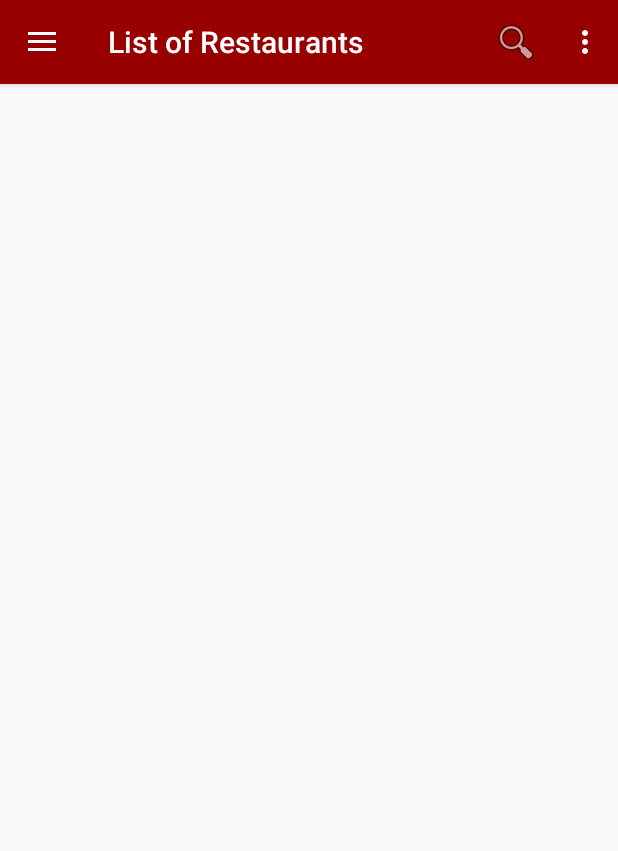
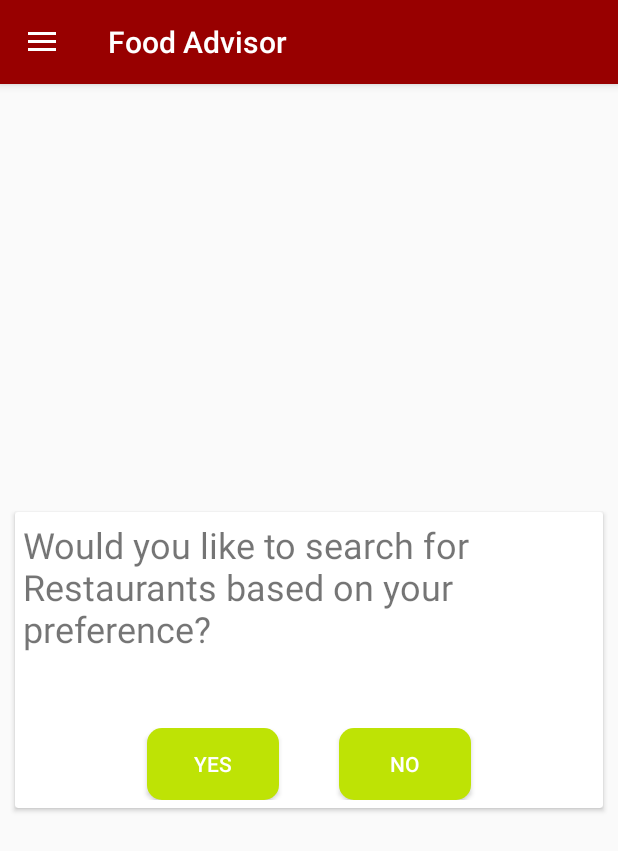
Before and after one commit to BarkaBoss/FoodVisor, an Android app: the MainActivity screen opened directly, with no data from a screen before it, on a phone screen of 412 x 824 dp. Shown: the top 851 px of the screen. Run offline under Robolectric (Android 15) with nearby library versions, the phone set to English and light mode, and no system bars; our stand-ins replace Firebase (no records; nobody signed in at launch, a user with empty details on screens opened directly).

Commit message:
Fixed dietary questions

```diff
--- /dev/null
+++ b/app/src/main/java/xyz/nokt/btf/foodadvisor/BlankFragment.java
@@ -0,0 +1,331 @@
+package xyz.nokt.btf.foodadvisor;
+
+import android.app.AlertDialog;
+import android.content.Context;
+import android.net.Uri;
+import android.os.Bundle;
+import android.support.v4.app.Fragment;
+import android.util.Log;
+import android.view.LayoutInflater;
+import android.view.View;
+import android.view.ViewGroup;
+import android.widget.Button;
+import android.widget.LinearLayout;
+import android.widget.TextView;
+
+
+public class BlankFragment extends Fragment {
+
+    private OnFragmentInteractionListener mListener;
+    Bundle bundle =  new Bundle();
+    public BlankFragment() {
+        // Required empty public constructor
+    }
+    TextView tvMessage;
+    Button btnYes, btnNo, btnNorthern, btnYoruba, btnIgbo, btnVegan, btnHalal, btnGluten, btnDiab,
+            btnChinese, btnIndian, btnLebanese, btnContinental;
+    LinearLayout linearLayout, lineMain, lineDiet, linefore;
+
+    @Override
+    public void onCreate(Bundle savedInstanceState) {
+        super.onCreate(savedInstanceState);
+        if (getArguments() != null) {
+        }
+    }
+
+    @Override
+    public View onCreateView(LayoutInflater inflater, ViewGroup container,
+                             Bundle savedInstanceState) {
+        // Inflate the layout for this fragment
+        //loadDialog();
+        View rootView = inflater.inflate(R.layout.fragment_blank, container, false);
+
+        tvMessage = rootView.findViewById(R.id.tvDiagMessage);
+        btnYes = rootView.findViewById(R.id.btnYes);
+        btnNo = rootView.findViewById(R.id.btnNo);
+
+        btnNorthern = rootView.findViewById(R.id.arewa);
+        btnYoruba = rootView.findViewById(R.id.yoruba);
+        btnIgbo = rootView.findViewById(R.id.igbo);
+
+        btnVegan = rootView.findViewById(R.id.vegan);
+        btnHalal = rootView.findViewById(R.id.halal);
+        btnGluten = rootView.findViewById(R.id.gluten);
+        btnDiab = rootView.findViewById(R.id.diabetes);
+
+        btnChinese = rootView.findViewById(R.id.chinese);
+        btnIndian = rootView.findViewById(R.id.indian);
+        btnLebanese = rootView.findViewById(R.id.lebanese);
+        btnContinental = rootView.findViewById(R.id.continental);
+
+        linearLayout = rootView.findViewById(R.id.local);
+        lineMain = rootView.findViewById(R.id.linMain);
+        lineDiet = rootView.findViewById(R.id.linediet);
+        linefore = rootView.findViewById(R.id.lineforeign);
+
+        if (lineMain.getVisibility() == View.GONE) {
+            linearLayout.setVisibility(View.GONE);
+            lineMain.setVisibility(View.VISIBLE);
+            lineDiet.setVisibility(View.GONE);
+            linefore.setVisibility(View.GONE);
+            getActivity().setTitle("Food.Advisor");
+            Log.i("Resumed", "Resumes");
+        }
+        Log.i("Resumed", "Resumes");
+
+
+        //getActivity().setTitle("Welcome to Food Advisor");
+        tvMessage.setText("Would you like to search for Restaurants based on your preference?");
+        btnYes.setOnClickListener(new View.OnClickListener() {
+            @Override
+            public void onClick(View view) {
+                loadDietDialog();
+            }
+        });
+
+        btnNo.setOnClickListener(new View.OnClickListener() {
+            @Override
+            public void onClick(View view) {
+                android.support.v4.app.FragmentManager fragmentManager = getActivity().getSupportFragmentManager();
+                android.support.v4.app.FragmentTransaction ft = fragmentManager.beginTransaction();
+                ViewRestaurants viewRestaurants = new ViewRestaurants();
+                ft.replace(R.id.frag_main, viewRestaurants).addToBackStack(null)
+                        .commit();
+            }
+        });
+
+        if(linearLayout.getVisibility() != View.GONE || linearLayout.getVisibility() != View.INVISIBLE)
+        {
+            btnNorthern.setOnClickListener(new View.OnClickListener() {
+                @Override
+                public void onClick(View view) {
+                    bundle.putString("localForeign", "northern");
+                    android.support.v4.app.FragmentManager fragmentManager = getActivity().getSupportFragmentManager();
+                    android.support.v4.app.FragmentTransaction ft = fragmentManager.beginTransaction();
+                    AutoRecommendedRestaurant autoRec = new AutoRecommendedRestaurant();
+                    autoRec.setArguments(bundle);
+                    ft.replace(R.id.frag_main, autoRec).addToBackStack(null)
+                            .commit();
+                }
+            });
+
+            btnYoruba.setOnClickListener(new View.OnClickListener() {
+                @Override
+                public void onClick(View view) {
+                    bundle.putString("localForeign", "yoruba");
+                    android.support.v4.app.FragmentManager fragmentManager = getActivity().getSupportFragmentManager();
+                    android.support.v4.app.FragmentTransaction ft = fragmentManager.beginTransaction();
+                    AutoRecommendedRestaurant autoRec = new AutoRecommendedRestaurant();
+                    autoRec.setArguments(bundle);
+                    ft.replace(R.id.frag_main, autoRec).addToBackStack(null)
+                            .commit();
+                }
+            });
+
+            btnIgbo.setOnClickListener(new View.OnClickListener() {
+                @Override
+                public void onClick(View view) {
+                    bundle.putString("localForeign", "igbo");
+                    android.support.v4.app.FragmentManager fragmentManager = getActivity().getSupportFragmentManager();
+                    android.support.v4.app.FragmentTransaction ft = fragmentManager.beginTransaction();
+                    AutoRecommendedRestaurant autoRec = new AutoRecommendedRestaurant();
+                    autoRec.setArguments(bundle);
+                    ft.replace(R.id.frag_main, autoRec).addToBackStack(null)
+                            .commit();
+                }
+            });
+        }
+
+        if(lineDiet.getVisibility() != View.GONE || lineDiet.getVisibility() != View.INVISIBLE)
+        {
+            btnVegan.setOnClickListener(new View.OnClickListener() {
+                @Override
+                public void onClick(View view) {
+                    bundle.putString("localForeign", "vegan");
+                    android.support.v4.app.FragmentManager fragmentManager = getActivity().getSupportFragmentManager();
+                    android.support.v4.app.FragmentTransaction ft = fragmentManager.beginTransaction();
+                    AutoRecommendedRestaurant autoRec = new AutoRecommendedRestaurant();
+                    autoRec.setArguments(bundle);
+                    ft.replace(R.id.frag_main, autoRec).addToBackStack(null)
+                            .commit();
+                }
+            });
+            btnGluten.setOnClickListener(new View.OnClickListener() {
+                @Override
+                public void onClick(View view) {
+                    bundle.putString("localForeign", "gluten");
+                    android.support.v4.app.FragmentManager fragmentManager = getActivity().getSupportFragmentManager();
+                    android.support.v4.app.FragmentTransaction ft = fragmentManager.beginTransaction();
+                    AutoRecommendedRestaurant autoRec = new AutoRecommendedRestaurant();
+                    autoRec.setArguments(bundle);
+                    ft.replace(R.id.frag_main, autoRec).addToBackStack(null)
+                            .commit();
+                }
+            });
+            btnHalal.setOnClickListener(new View.OnClickListener() {
+                @Override
+                public void onClick(View view) {
+                    bundle.putString("localForeign", "halal");
+                    android.support.v4.app.FragmentManager fragmentManager = getActivity().getSupportFragmentManager();
+                    android.support.v4.app.FragmentTransaction ft = fragmentManager.beginTransaction();
+                    AutoRecommendedRestaurant autoRec = new AutoRecommendedRestaurant();
+                    autoRec.setArguments(bundle);
+                    ft.replace(R.id.frag_main, autoRec).addToBackStack(null)
+                            .commit();
+                }
+            });
+            btnDiab.setOnClickListener(new View.OnClickListener() {
+                @Override
+                public void onClick(View view) {
+                    bundle.putString("localForeign", "diabetes");
+                    android.support.v4.app.FragmentManager fragmentManager = getActivity().getSupportFragmentManager();
+                    android.support.v4.app.FragmentTransaction ft = fragmentManager.beginTransaction();
+                    AutoRecommendedRestaurant autoRec = new AutoRecommendedRestaurant();
+                    autoRec.setArguments(bundle);
+                    ft.replace(R.id.frag_main, autoRec).addToBackStack(null)
+                            .commit();
+                }
+            });
+        }
+        if(linefore.getVisibility() != View.GONE || linefore.getVisibility() != View.INVISIBLE)
+        {
+            btnChinese.setOnClickListener(new View.OnClickListener() {
+                @Override
+                public void onClick(View view) {
+                    bundle.putString("localForeign", "chinese");
+                    android.support.v4.app.FragmentManager fragmentManager = getActivity().getSupportFragmentManager();
+                    android.support.v4.app.FragmentTransaction ft = fragmentManager.beginTransaction();
+                    AutoRecommendedRestaurant autoRec = new AutoRecommendedRestaurant();
+                    autoRec.setArguments(bundle);
+                    ft.replace(R.id.frag_main, autoRec).addToBackStack(null)
+                            .commit();
+                }
+            });
+            btnLebanese.setOnClickListener(new View.OnClickListener() {
+                @Override
+                public void onClick(View view) {
+                    bundle.putString("localForeign", "lebanese");
+                    android.support.v4.app.FragmentManager fragmentManager = getActivity().getSupportFragmentManager();
+                    android.support.v4.app.FragmentTransaction ft = fragmentManager.beginTransaction();
+                    AutoRecommendedRestaurant autoRec = new AutoRecommendedRestaurant();
+                    autoRec.setArguments(bundle);
+                    ft.replace(R.id.frag_main, autoRec).addToBackStack(null)
+                            .commit();
+                }
+            });
+            btnContinental.setOnClickListener(new View.OnClickListener() {
+                @Override
+                public void onClick(View view) {
+                    bundle.putString("localForeign", "continental");
+                    android.support.v4.app.FragmentManager fragmentManager = getActivity().getSupportFragmentManager();
+                    android.support.v4.app.FragmentTransaction ft = fragmentManager.beginTransaction();
+                    AutoRecommendedRestaurant autoRec = new AutoRecommendedRestaurant();
+                    autoRec.setArguments(bundle);
+                    ft.replace(R.id.frag_main, autoRec).addToBackStack(null)
+                            .commit();
+                }
+            });
+            btnIndian.setOnClickListener(new View.OnClickListener() {
+                @Override
+                public void onClick(View view) {
+                    bundle.putString("localForeign", "indian");
+                    android.support.v4.app.FragmentManager fragmentManager = getActivity().getSupportFragmentManager();
+                    android.support.v4.app.FragmentTransaction ft = fragmentManager.beginTransaction();
+                    AutoRecommendedRestaurant autoRec = new AutoRecommendedRestaurant();
+                    autoRec.setArguments(bundle);
+                    ft.replace(R.id.frag_main, autoRec).addToBackStack(null)
+                            .commit();
+                }
+            });
+        }
+        return rootView;
+    }
+
+    public void loadDietDialog()
+    {
+
+        tvMessage.setText("Search for Restaurants based on Dietary Restrictions?");
+        btnYes.setOnClickListener(new View.OnClickListener() {
+            @Override
+            public void onClick(View view) {
+                lineMain.setVisibility(View.GONE);
+                lineDiet.setVisibility(View.VISIBLE);
+                }
+        });
+
+        btnNo.setOnClickListener(new View.OnClickListener() {
+            @Override
+            public void onClick(View view) {
+                loadLocalForeign();
+            }
+        });
+    }
+
+    public void loadLocalForeign()
+    {
+
+        btnYes.setText("Foreign");
+        btnNo.setText("Local");
+
+        tvMessage.setText("Do you want to eat at a Foreign or local Restaurant?");
+
+        btnYes.setOnClickListener(new View.OnClickListener() {
+            @Override
+            public void onClick(View view) {
+                lineMain.setVisibility(View.GONE);
+                linefore.setVisibility(View.VISIBLE);
+            }
+        });
+
+        btnNo.setOnClickListener(new View.OnClickListener() {
+            @Override
+            public void onClick(View view) {
+                lineMain.setVisibility(View.GONE);
+                linearLayout.setVisibility(View.VISIBLE);
+            }
+        });
+    }
+
+    // TODO: Rename method, update argument and hook method into UI event
+    public void onButtonPressed(Uri uri) {
+        if (mListener != null) {
+            mListener.onFragmentInteraction(uri);
+        }
+    }
+
+    @Override
+    public void onAttach(Context context) {
+        super.onAttach(context);
+        if (context instanceof OnFragmentInteractionListener) {
+            mListener = (OnFragmentInteractionListener) context;
+        } else {
+            throw new RuntimeException(context.toString()
+                    + " must implement OnFragmentInteractionListener");
+        }
+    }
+
+    @Override
+    public void onResume() {
+        super.onResume();
+
+        getActivity().setTitle("Food Advisor");
+        if (lineMain.getVisibility() == View.GONE) {
+            linearLayout.setVisibility(View.GONE);
+            lineMain.setVisibility(View.VISIBLE);
+            lineDiet.setVisibility(View.GONE);
+            linefore.setVisibility(View.GONE);
+        }
+    }
+
+    @Override
+    public void onDetach() {
+        super.onDetach();
+        mListener = null;
+    }
+
+
+    public interface OnFragmentInteractionListener {
+        // TODO: Update argument type and name
+        void onFragmentInteraction(Uri uri);
+    }
+}
--- a/app/src/main/java/xyz/nokt/btf/foodadvisor/MainActivity.java
+++ b/app/src/main/java/xyz/nokt/btf/foodadvisor/MainActivity.java
@@ -23,7 +23,7 @@ import java.util.ArrayList;
 import java.util.List;
 
 public class MainActivity extends AppCompatActivity
-        implements NavigationView.OnNavigationItemSelectedListener, ViewRestaurants.OnFragmentInteractionListener, Settings.OnFragmentInteractionListener{
+        implements NavigationView.OnNavigationItemSelectedListener, ViewRestaurants.OnFragmentInteractionListener, BlankFragment.OnFragmentInteractionListener, Settings.OnFragmentInteractionListener{
 
     List<RestaurantObj> restaurantObjs;
     private RestaurantListAdapter restaurantListAdapter;
@@ -46,7 +46,8 @@ public class MainActivity extends AppCompatActivity
             }
         });*/
         ft = getSupportFragmentManager().beginTransaction();
-        ft.replace(R.id.frag_main, new ViewRestaurants());
+        ft.replace(R.id.frag_main, new BlankFragment());
+        //ft.addToBackStack(null);
         ft.commit();
 
         DrawerLayout drawer = (DrawerLayout) findViewById(R.id.drawer_layout);
@@ -67,6 +68,19 @@ public class MainActivity extends AppCompatActivity
         } else {
             super.onBackPressed();
         }
+
+        /*if(getFragmentManager().getBackStackEntryCount() >1)
+        {
+            getFragmentManager().popBackStack();
+        }
+        else
+        {
+            super.onBackPressed();
+        }*/
+        ft = getSupportFragmentManager().beginTransaction();
+        ft.replace(R.id.frag_main, new BlankFragment());
+        //ft.addToBackStack(null);
+        ft.commit();
     }
 
     @Override
--- a/app/src/main/java/xyz/nokt/btf/foodadvisor/ViewRestaurants.java
+++ b/app/src/main/java/xyz/nokt/btf/foodadvisor/ViewRestaurants.java
@@ -87,7 +87,7 @@ public class ViewRestaurants extends Fragment implements SearchView.OnQueryTextL
         // we then load the restaurants via the loadRests() method
         loadRests();
         setHasOptionsMenu(true);
-        loadDialog();
+        //loadDialog();
         return rootView;
     }
 
--- a/app/src/main/res/layout/dialog_nav.xml
+++ b/app/src/main/res/layout/dialog_nav.xml
@@ -3,17 +3,20 @@
     xmlns:android="http://schemas.android.com/apk/res/android" android:layout_width="match_parent"
     android:gravity="center"
     android:orientation="vertical"
+    android:layout_gravity="center_horizontal"
     android:layout_height="match_parent">
 
     <android.support.v7.widget.CardView
         android:layout_width="match_parent"
         android:layout_height="wrap_content"
+        android:layout_gravity="center_vertical"
         android:layout_margin="10dp">
 
         <LinearLayout
             android:layout_width="match_parent"
             android:layout_height="wrap_content"
             android:padding="5dp"
+            android:gravity="center_horizontal"
             android:orientation="vertical">
 
             <TextView
@@ -47,5 +50,4 @@
             </LinearLayout>
         </LinearLayout>
     </android.support.v7.widget.CardView>
-
 </LinearLayout>
--- /dev/null
+++ b/app/src/main/res/layout/fragment_blank.xml
@@ -0,0 +1,169 @@
+<?xml version="1.0" encoding="utf-8"?>
+<LinearLayout
+    xmlns:android="http://schemas.android.com/apk/res/android" android:layout_width="match_parent"
+    android:gravity="center"
+    android:orientation="vertical"
+    android:layout_gravity="center_horizontal"
+    android:layout_height="match_parent">
+
+    <android.support.v7.widget.CardView
+        android:layout_width="match_parent"
+        android:layout_height="wrap_content"
+        android:layout_gravity="center_vertical"
+        android:layout_margin="10dp">
+
+        <LinearLayout
+            android:layout_width="match_parent"
+            android:layout_height="wrap_content"
+            android:padding="5dp"
+            android:gravity="center_horizontal"
+            android:orientation="vertical">
+
+            <TextView
+                android:id="@+id/tvDiagMessage"
+                android:layout_width="match_parent"
+                android:layout_height="wrap_content"
+                android:textSize="24sp"
+                android:hint="M"/>
+            <LinearLayout
+                android:id="@+id/linMain"
+                android:layout_marginTop="50dp"
+                android:orientation="horizontal"
+                android:gravity="center_horizontal"
+                android:layout_width="match_parent"
+                android:layout_height="wrap_content">
+                <Button
+                    android:id="@+id/btnYes"
+                    android:layout_width="wrap_content"
+                    android:layout_height="wrap_content"
+                    android:textColor="#FFF"
+                    android:layout_marginRight="20dp"
+                    android:text="Yes"
+                    android:background="@drawable/roundedgebutton"/>
+                <Button
+                    android:id="@+id/btnNo"
+                    android:layout_width="wrap_content"
+                    android:layout_height="wrap_content"
+                    android:layout_marginLeft="20dp"
+                    android:textColor="#FFF"
+                    android:text="No"
+                    android:background="@drawable/roundedgebutton"/>
+            </LinearLayout>
+            <LinearLayout
+                android:visibility="gone"
+                android:id="@+id/local"
+                android:layout_marginTop="50dp"
+                android:orientation="vertical"
+                android:gravity="center_horizontal"
+                android:layout_width="match_parent"
+                android:layout_height="wrap_content">
+                <Button
+                    android:id="@+id/arewa"
+                    android:layout_margin="10dp"
+                    android:layout_width="wrap_content"
+                    android:layout_height="wrap_content"
+                    android:textColor="#FFF"
+                    android:text="Northern"
+                    android:background="@drawable/roundedgebutton"/>
+                <Button
+                    android:id="@+id/yoruba"
+                    android:layout_margin="10dp"
+                    android:layout_width="wrap_content"
+                    android:layout_height="wrap_content"
+                    android:textColor="#FFF"
+                    android:text="Yoruba"
+                    android:background="@drawable/roundedgebutton"/>
+                <Button
+                    android:id="@+id/igbo"
+                    android:layout_margin="10dp"
+                    android:layout_width="wrap_content"
+                    android:layout_height="wrap_content"
+                    android:textColor="#FFF"
+                    android:text="Igbo"
+                    android:background="@drawable/roundedgebutton"/>
+            </LinearLayout>
+            <LinearLayout
+                android:visibility="gone"
+                android:id="@+id/linediet"
+                android:layout_marginTop="50dp"
+                android:orientation="vertical"
+                android:gravity="center_horizontal"
+                android:layout_width="match_parent"
+                android:layout_height="wrap_content">
+                <Button
+                    android:id="@+id/vegan"
+                    android:layout_margin="10dp"
+                    android:layout_width="wrap_content"
+                    android:layout_height="wrap_content"
+                    android:textColor="#FFF"
+                    android:text="Vegan"
+                    android:background="@drawable/roundedgebutton"/>
+                <Button
+                    android:id="@+id/halal"
+                    android:layout_margin="10dp"
+                    android:layout_width="wrap_content"
+                    android:layout_height="wrap_content"
+                    android:textColor="#FFF"
+                    android:text="Halal"
+                    android:background="@drawable/roundedgebutton"/>
+                <Button
+                    android:id="@+id/gluten"
+                    android:layout_margin="10dp"
+                    android:layout_width="wrap_content"
+                    android:layout_height="wrap_content"
+                    android:textColor="#FFF"
+                    android:text="Gluten"
+                    android:background="@drawable/roundedgebutton"/>
+                <Button
+                    android:id="@+id/diabetes"
+                    android:layout_margin="10dp"
+                    android:layout_width="wrap_content"
+                    android:layout_height="wrap_content"
+                    android:textColor="#FFF"
+                    android:text="Diabetes"
+                    android:background="@drawable/roundedgebutton"/>
+            </LinearLayout>
+            <LinearLayout
+                android:visibility="gone"
+                android:id="@+id/lineforeign"
+                android:layout_marginTop="50dp"
+                android:orientation="vertical"
+                android:gravity="center_horizontal"
+                android:layout_width="match_parent"
+                android:layout_height="wrap_content">
+                <Button
+                    android:id="@+id/chinese"
+                    android:layout_margin="10dp"
+                    android:layout_width="wrap_content"
+                    android:layout_height="wrap_content"
+                    android:textColor="#FFF"
+                    android:text="Chinese"
+                    android:background="@drawable/roundedgebutton"/>
+                <Button
+                    android:id="@+id/indian"
+                    android:layout_margin="10dp"
+                    android:layout_width="wrap_content"
+                    android:layout_height="wrap_content"
+                    android:textColor="#FFF"
+                    android:text="Indian"
+                    android:background="@drawable/roundedgebutton"/>
+                <Button
+                    android:id="@+id/lebanese"
+                    android:layout_margin="10dp"
+                    android:layout_width="wrap_content"
+                    android:layout_height="wrap_content"
+                    android:textColor="#FFF"
+                    android:text="Lebanese"
+                    android:background="@drawable/roundedgebutton"/>
+                <Button
+                    android:id="@+id/continental"
+                    android:layout_margin="10dp"
+                    android:layout_width="wrap_content"
+                    android:layout_height="wrap_content"
+                    android:textColor="#FFF"
+                    android:text="Continental"
+                    android:background="@drawable/roundedgebutton"/>
+            </LinearLayout>
+        </LinearLayout>
+    </android.support.v7.widget.CardView>
+</LinearLayout>
```
